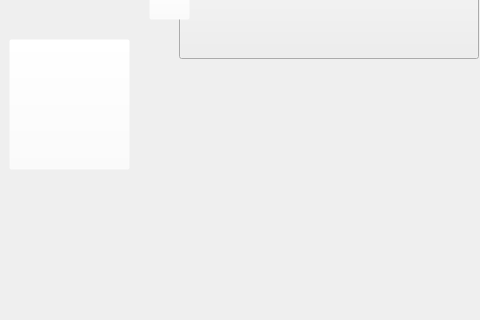
This is mainwindow.ui in davidclark495/Bartending-Sim-Mirror as Qt 5 draws it before an edit; both pictures show x 191 to 671 and y 471 to 791 of the 1303 by 900 pixel window. The edited form follows.
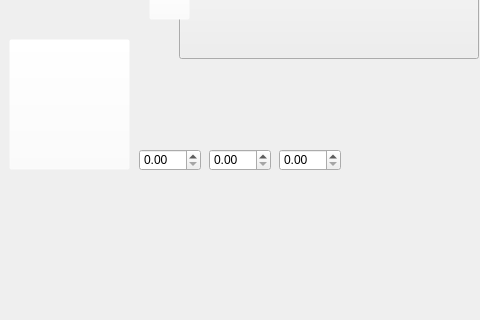
This is the edited form. Icons and pictures are not drawn.

Commit message: started working on adding amounts for ingredients, decided to change gears and present the user with a sheet that prompts for amounts.

```diff
--- a/mainwindow.ui
+++ b/mainwindow.ui
@@ -1879,6 +1879,36 @@
      <set>Qt::AlignBottom|Qt::AlignLeading|Qt::AlignLeft</set>
     </property>
    </widget>
+   <widget class="QDoubleSpinBox" name="bottle1Amount">
+    <property name="geometry">
+     <rect>
+      <x>400</x>
+      <y>620</y>
+      <width>62</width>
+      <height>22</height>
+     </rect>
+    </property>
+   </widget>
+   <widget class="QDoubleSpinBox" name="bottle2Amount">
+    <property name="geometry">
+     <rect>
+      <x>470</x>
+      <y>620</y>
+      <width>62</width>
+      <height>22</height>
+     </rect>
+    </property>
+   </widget>
+   <widget class="QDoubleSpinBox" name="bottle3Amount">
+    <property name="geometry">
+     <rect>
+      <x>330</x>
+      <y>620</y>
+      <width>62</width>
+      <height>22</height>
+     </rect>
+    </property>
+   </widget>
    <zorder>barBottle3</zorder>
    <zorder>barGlass</zorder>
    <zorder>barGarnish2</zorder>
```
Left out of the diff: 5 changed lines with no effect on the pictures. The commit also changes 1 other file.
